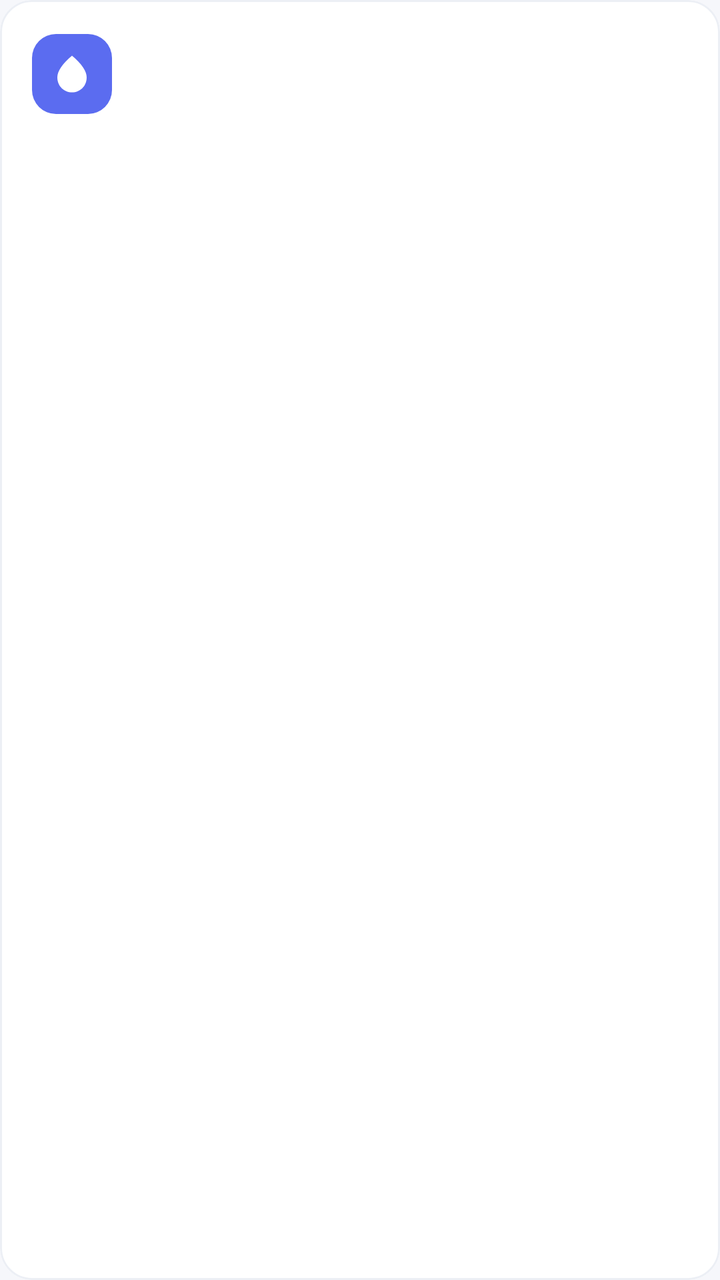
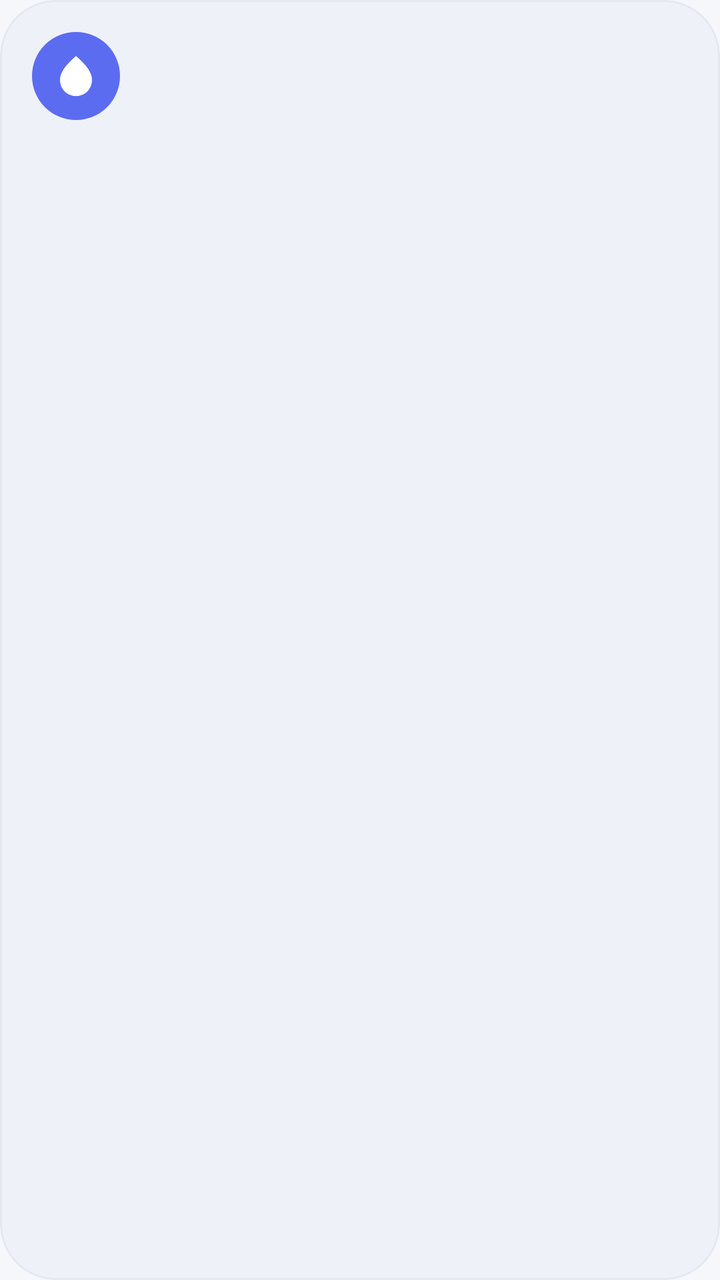

Compare the two renders of this Android layout. The source of the first and the diff that turns it into the second are given below.
<!-- AndroidManifest.xml: application theme Theme.TravelerNote -->
<!-- res/layout/item_note.xml -->
<?xml version="1.0" encoding="utf-8"?>
<com.google.android.material.card.MaterialCardView xmlns:android="http://schemas.android.com/apk/res/android"
    xmlns:app="http://schemas.android.com/apk/res-auto"
    android:layout_width="match_parent"
    android:layout_height="wrap_content"
    android:layout_marginBottom="12dp"
    app:cardBackgroundColor="?attr/colorSurface"
    app:cardCornerRadius="16dp"
    app:cardElevation="0dp"
    app:strokeColor="@color/divider"
    app:strokeWidth="1dp">

    <LinearLayout
        android:layout_width="match_parent"
        android:layout_height="wrap_content"
        android:gravity="center_vertical"
        android:orientation="horizontal"
        android:padding="16dp">

        <FrameLayout
            android:id="@+id/iconBg"
            android:layout_width="40dp"
            android:layout_height="40dp"
            android:background="@drawable/icon_bg">

            <ImageView
                android:id="@+id/icon"
                android:layout_width="22dp"
                android:layout_height="22dp"
                android:layout_gravity="center"
                android:contentDescription="@null"
                android:src="@drawable/ic_resin" />
        </FrameLayout>

        <LinearLayout
            android:layout_width="0dp"
            android:layout_height="wrap_content"
            android:layout_marginStart="14dp"
            android:layout_weight="1"
            android:orientation="vertical">

            <TextView
                android:id="@+id/title"
                android:layout_width="wrap_content"
                android:layout_height="wrap_content"
                android:textColor="?android:attr/textColorSecondary"
                android:textSize="13sp" />

            <TextView
                android:id="@+id/value"
                android:layout_width="wrap_content"
                android:layout_height="wrap_content"
                android:layout_marginTop="2dp"
                android:textColor="?android:attr/textColorPrimary"
                android:textSize="17sp"
                android:textStyle="bold" />
        </LinearLayout>

        <TextView
            android:id="@+id/extra"
            android:layout_width="wrap_content"
            android:layout_height="wrap_content"
            android:layout_marginStart="8dp"
            android:gravity="end"
            android:textColor="?android:attr/textColorSecondary"
            android:textSize="12sp" />
    </LinearLayout>
</com.google.android.material.card.MaterialCardView>
<!-- resources referenced by this layout -->
<resources>
  <color name="divider">#ECEFF5</color>
  <!-- drawable ic_resin (drawable) -->
  <?xml version="1.0" encoding="utf-8"?>
  <vector xmlns:android="http://schemas.android.com/apk/res/android"
      android:width="24dp"
      android:height="24dp"
      android:viewportWidth="24"
      android:viewportHeight="24">
      <path
          android:fillColor="#FFFFFFFF"
          android:pathData="M12,2c-5.33,4.55 -8,8.48 -8,11.8c0,4.98 3.8,8.2 8,8.2s8,-3.22 8,-8.2c0,-3.32 -2.67,-7.25 -8,-11.8z" />
  </vector>
  <!-- drawable icon_bg (drawable) -->
  <?xml version="1.0" encoding="utf-8"?>
  <shape xmlns:android="http://schemas.android.com/apk/res/android"
      android:shape="rectangle">
      <solid android:color="@color/primary" />
      <corners android:radius="12dp" />
  </shape>
  <style name="Theme.TravelerNote" parent="Theme.MaterialComponents.DayNight.NoActionBar">
          <item name="colorPrimary">@color/accent_blue</item>
          <item name="colorPrimaryVariant">@color/primary_dark</item>
          <item name="colorOnPrimary">@color/on_primary</item>
          <item name="colorSecondary">@color/accent_blue</item>
          <item name="colorSecondaryVariant">@color/primary_dark</item>
          <item name="colorOnSecondary">@color/on_primary</item>
          <item name="android:windowBackground">@color/background</item>
          <item name="android:statusBarColor">@android:color/transparent</item>
          <item name="android:navigationBarColor">@android:color/transparent</item>
          <item name="android:windowLightStatusBar">true</item>
          <item name="android:windowLightNavigationBar">true</item>
          <item name="android:windowLayoutInDisplayCutoutMode">shortEdges</item>
      </style>
  <color name="primary">#5B6CF0</color>
  <color name="accent_blue">#5B6CF0</color>
  <color name="primary_dark">#4456C8</color>
  <color name="on_primary">#FFFFFF</color>
  <color name="background">#F6F7FB</color>
</resources>

<!-- the commit's change to res/layout/item_note.xml (unified diff, before → after) -->
@@ -4,11 +4,9 @@
     android:layout_width="match_parent"
     android:layout_height="wrap_content"
     android:layout_marginBottom="12dp"
-    app:cardBackgroundColor="?attr/colorSurface"
-    app:cardCornerRadius="16dp"
-    app:cardElevation="0dp"
-    app:strokeColor="@color/divider"
-    app:strokeWidth="1dp">
+    app:cardBackgroundColor="?attr/colorSurfaceContainerHigh"
+    app:cardCornerRadius="28dp"
+    app:cardElevation="0dp">
 
     <LinearLayout
         android:layout_width="match_parent"
@@ -19,14 +17,14 @@
 
         <FrameLayout
             android:id="@+id/iconBg"
-            android:layout_width="40dp"
-            android:layout_height="40dp"
+            android:layout_width="44dp"
+            android:layout_height="44dp"
             android:background="@drawable/icon_bg">
 
             <ImageView
                 android:id="@+id/icon"
-                android:layout_width="22dp"
-                android:layout_height="22dp"
+                android:layout_width="24dp"
+                android:layout_height="24dp"
                 android:layout_gravity="center"
                 android:contentDescription="@null"
                 android:src="@drawable/ic_resin" />
<!-- resource entries referenced after the edit -->
@@ -1,6 +1,5 @@
 <!-- resources referenced by this layout -->
 <resources>
-  <color name="divider">#ECEFF5</color>
   <!-- drawable ic_resin (drawable) -->
   <?xml version="1.0" encoding="utf-8"?>
   <vector xmlns:android="http://schemas.android.com/apk/res/android"
@@ -15,17 +14,27 @@
   <!-- drawable icon_bg (drawable) -->
   <?xml version="1.0" encoding="utf-8"?>
   <shape xmlns:android="http://schemas.android.com/apk/res/android"
-      android:shape="rectangle">
+      android:shape="oval">
       <solid android:color="@color/primary" />
-      <corners android:radius="12dp" />
   </shape>
-  <style name="Theme.TravelerNote" parent="Theme.MaterialComponents.DayNight.NoActionBar">
+  <style name="Theme.TravelerNote" parent="Theme.Material3.DayNight.NoActionBar">
           <item name="colorPrimary">@color/accent_blue</item>
-          <item name="colorPrimaryVariant">@color/primary_dark</item>
           <item name="colorOnPrimary">@color/on_primary</item>
+          <item name="colorPrimaryContainer">@color/primary_container_blue</item>
+          <item name="colorOnPrimaryContainer">@color/on_primary_container_blue</item>
           <item name="colorSecondary">@color/accent_blue</item>
-          <item name="colorSecondaryVariant">@color/primary_dark</item>
           <item name="colorOnSecondary">@color/on_primary</item>
+          <item name="colorSecondaryContainer">@color/secondary_container</item>
+          <item name="colorOnSecondaryContainer">@color/on_secondary_container</item>
+  
+          <item name="colorSurface">@color/surface</item>
+          <item name="colorOnSurface">@color/on_surface</item>
+          <item name="colorSurfaceVariant">@color/surface_container</item>
+          <item name="colorOnSurfaceVariant">@color/on_surface_variant</item>
+          <item name="colorSurfaceContainer">@color/surface_container</item>
+          <item name="colorSurfaceContainerHigh">@color/surface_container_high</item>
+          <item name="colorOutlineVariant">@color/outline_variant</item>
+  
           <item name="android:windowBackground">@color/background</item>
           <item name="android:statusBarColor">@android:color/transparent</item>
           <item name="android:navigationBarColor">@android:color/transparent</item>
@@ -35,8 +44,17 @@
       </style>
   <color name="primary">#5B6CF0</color>
   <color name="accent_blue">#5B6CF0</color>
-  <color name="primary_dark">#4456C8</color>
   <color name="on_primary">#FFFFFF</color>
+  <color name="primary_container_blue">#E2E7FF</color>
+  <color name="on_primary_container_blue">#2732A8</color>
+  <color name="secondary_container">#EBEEF6</color>
+  <color name="on_secondary_container">#2A3242</color>
+  <color name="surface">#FFFFFF</color>
+  <color name="on_surface">#1F2430</color>
+  <color name="surface_container">#F7F8FC</color>
+  <color name="on_surface_variant">#7C8698</color>
+  <color name="surface_container_high">#EFF1F8</color>
+  <color name="outline_variant">#E4E8F1</color>
   <color name="background">#F6F7FB</color>
 </resources>
 
